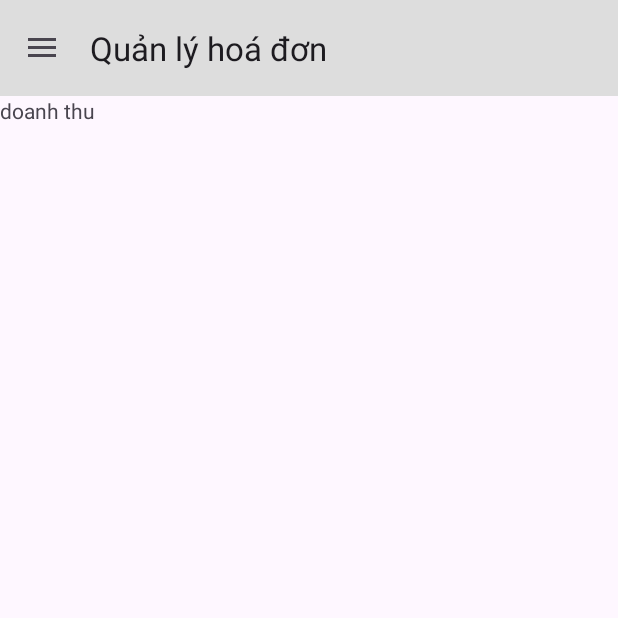
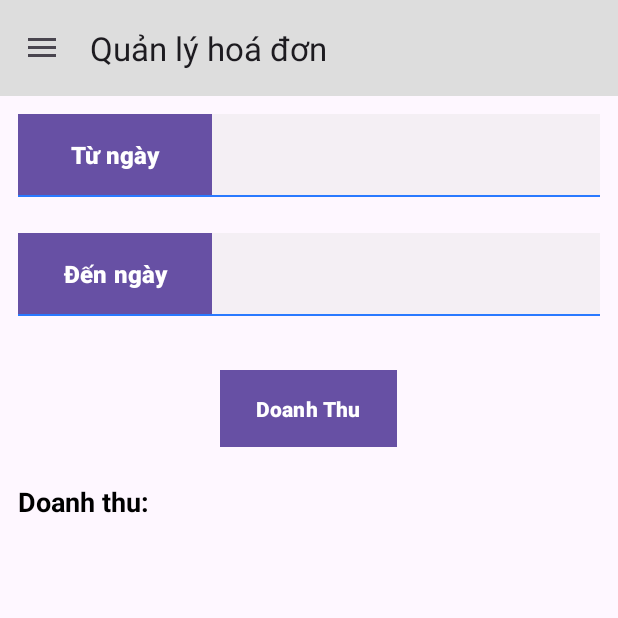
Before and after one commit to minhpq1910/DuAn1, an Android app: the fragment frg_doanhthu placed in its activity, on a phone screen of 412 x 824 dp, the top half of it. Run offline under Robolectric (Android 15) with nearby library versions, the phone set to English and light mode, and no system bars; 1 statement that could not run was skipped.

Commit message:
doanhthu,doimatkhau

```diff
--- /dev/null
+++ b/app/src/main/res/drawable/cus_bgr_edt.xml
@@ -0,0 +1,5 @@
+<?xml version="1.0" encoding="utf-8"?>
+<shape xmlns:android="http://schemas.android.com/apk/res/android">
+    <solid
+        android:color="@color/gray_4dd"/>
+</shape>
--- a/app/src/main/res/layout/fragment_frg_doanhthu.xml
+++ b/app/src/main/res/layout/fragment_frg_doanhthu.xml
@@ -3,11 +3,101 @@
     xmlns:tools="http://schemas.android.com/tools"
     android:layout_width="match_parent"
     android:layout_height="match_parent"
-    tools:context=".fragment.frg_doanhthu">
+    tools:context=".fragment.frg_doanhthu"
+    android:padding="12dp">
 
-    <TextView
+    <!-- TODO: Update blank fragment layout -->
+    <LinearLayout
         android:layout_width="match_parent"
         android:layout_height="match_parent"
-        android:text="doanh thu" />
-
+        android:orientation="vertical">
+        <LinearLayout
+            android:layout_width="match_parent"
+            android:layout_height="wrap_content"
+            android:orientation="horizontal"
+            android:background="@color/gray_4dd">
+            <Button
+                android:id="@+id/btn_tungay"
+                android:layout_width="0dp"
+                android:layout_weight="1"
+                android:layout_height="wrap_content"
+                android:text="Từ ngày"
+                android:textColor="@color/white"
+                android:background="@color/deep_purple_A400"
+                android:paddingHorizontal="24dp"
+                android:paddingVertical="12dp"
+                android:textSize="16sp"
+                android:textStyle="bold"/>
+            <EditText
+                android:contextClickable="false"
+                android:textIsSelectable="false"
+                android:clickable="false"
+                android:focusable="false"
+                android:paddingHorizontal="12dp"
+                android:id="@+id/edt_tungay"
+                android:layout_width="0dp"
+                android:layout_weight="2"
+                android:layout_height="match_parent"
+                android:background="#00000000"/>
+        </LinearLayout>
+        <RelativeLayout
+            android:layout_width="match_parent"
+            android:layout_height="1dp"
+            android:background="@color/blue_A400"/>
+        <LinearLayout
+            android:layout_marginTop="24dp"
+            android:layout_width="match_parent"
+            android:layout_height="wrap_content"
+            android:orientation="horizontal"
+            android:background="@color/gray_4dd">
+            <Button
+                android:id="@+id/btn_denngay"
+                android:layout_width="0dp"
+                android:layout_weight="1"
+                android:layout_height="wrap_content"
+                android:text="Đến ngày"
+                android:textColor="@color/white"
+                android:background="@color/blue_A400"
+                android:paddingHorizontal="24dp"
+                android:paddingVertical="12dp"
+                android:textSize="16sp"
+                android:textStyle="bold"/>
+            <EditText
+                android:contextClickable="false"
+                android:textIsSelectable="false"
+                android:clickable="false"
+                android:focusable="false"
+                android:paddingHorizontal="12dp"
+                android:id="@+id/edt_denngay"
+                android:layout_width="0dp"
+                android:layout_weight="2"
+                android:layout_height="match_parent"
+                android:background="#00000000"/>
+        </LinearLayout>
+        <RelativeLayout
+            android:layout_width="match_parent"
+            android:layout_height="1dp"
+            android:background="@color/blue_A400"/>
+        <Button
+            android:id="@+id/btn_doanhthu"
+            android:layout_marginTop="36dp"
+            android:layout_gravity="center_horizontal"
+            android:layout_width="wrap_content"
+            android:layout_height="wrap_content"
+            android:text="Doanh Thu"
+            android:background="@color/blue_A400"
+            android:textColor="@color/white"
+            android:paddingVertical="12dp"
+            android:paddingHorizontal="24dp"
+            android:textStyle="bold"/>
+        <TextView
+            android:id="@+id/tv_doanhthu"
+            android:layout_marginTop="24dp"
+            android:layout_width="wrap_content"
+            android:layout_height="wrap_content"
+            android:textColor="@color/black"
+            android:textSize="18dp"
+            android:textStyle="bold"
+            android:text="Doanh thu: "/>
+    </LinearLayout>
 </FrameLayout>
```
Also changed, not shown: app/src/main/java/com/example/duan1/fragment/frg_doimatkhau.java (added, +23 -0 lines), app/src/main/res/layout/fragment_doimatkhau.xml (added, +91 -0 lines), app/src/main/res/values/colors.xml (+24 -0 lines).
